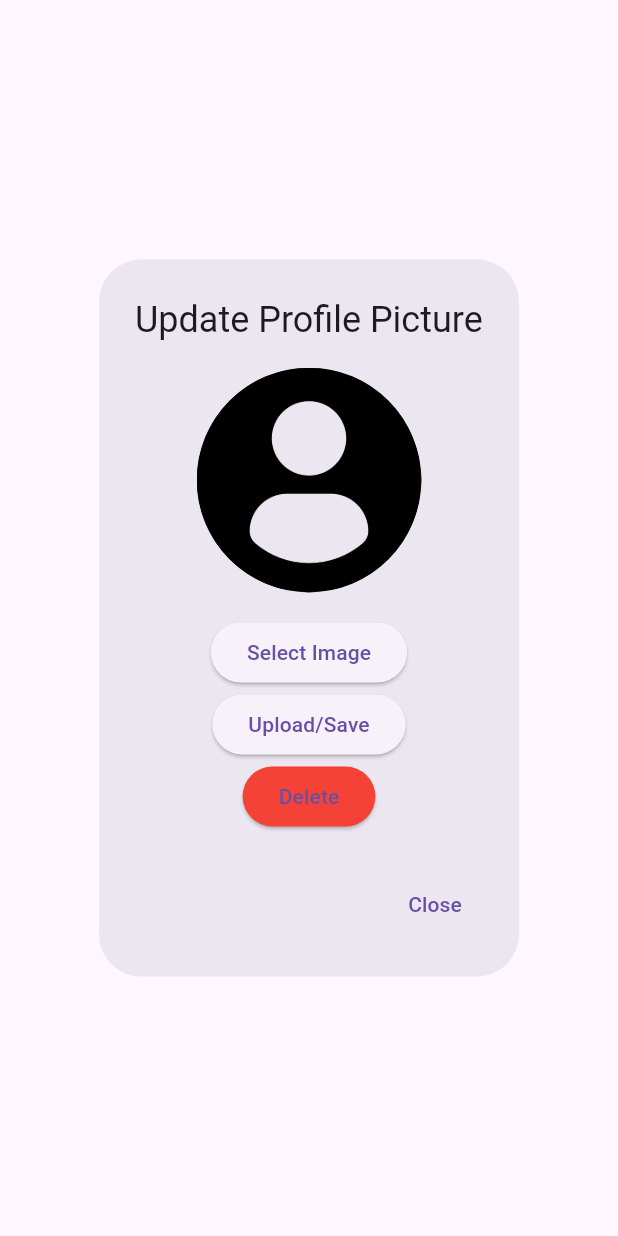
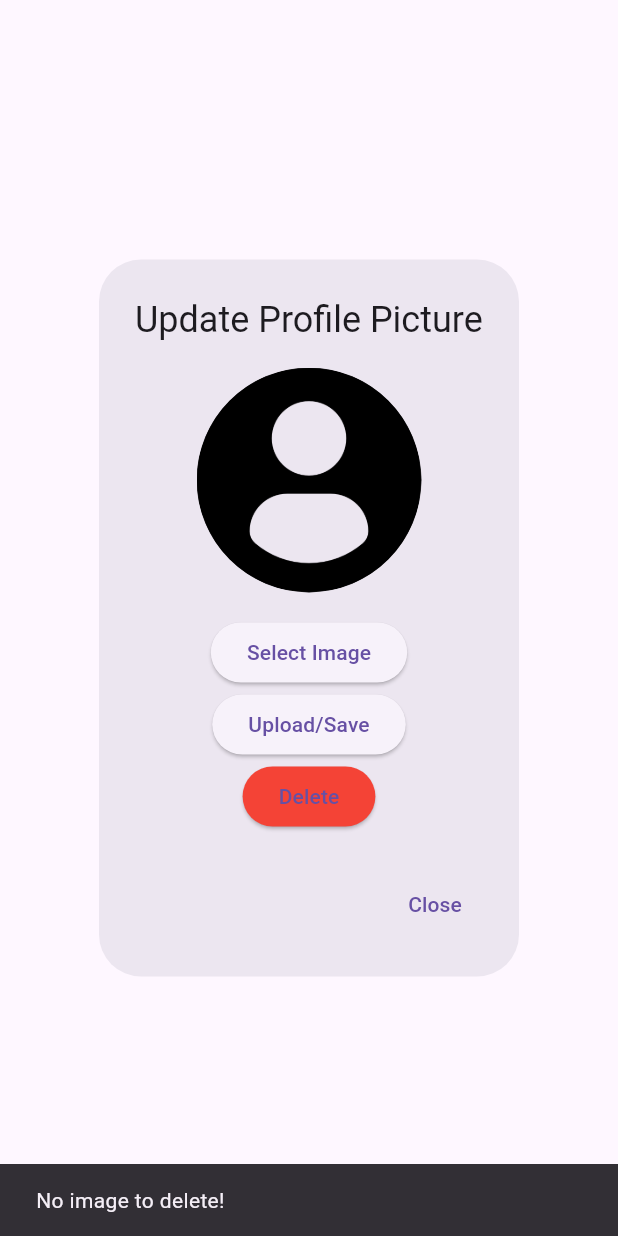
Before and after one commit to Pranavanesh-V/restaurant, a Flutter app: the ProfilePopup widget shown alone on an empty page, opened directly with empty values, after a tap on "Delete", on a phone screen of 412 x 824 dp. Run offline on Flutter 3.47's test engine with Material 3 defaults, Android fonts, the phone set to English and light mode, and no system bars; our stand-ins replace firebase_auth, firebase_core, firebase_database, firebase_storage, google_sign_in, image_picker; accounts and stored records are empty.

Commit message:
Profile page completed

```diff
--- a/lib/ProfilePopup.dart
+++ b/lib/ProfilePopup.dart
@@ -107,26 +107,40 @@ class _ProfilePopupState extends State<ProfilePopup> {
   }
 
   // Delete the current image from Firebase Storage.
+  // Delete the current image from Firebase Storage.
   Future<void> _deleteImage() async {
-    /*if (_downloadUrl == null) return;
+    if (_downloadUrl == null || _downloadUrl!.isEmpty) {
+      ScaffoldMessenger.of(context).showSnackBar(
+        const SnackBar(content: Text('No image to delete!')),
+      );
+      return;
+    }
 
     setState(() {
       _isLoading = true;
     });
 
     try {
-      // Reference to the image in Firebase Storage.
+      // Reference to the image in Firebase Storage using the download URL.
       Reference storageRef = FirebaseStorage.instance.refFromURL(_downloadUrl!);
 
-      // Delete the image.
+      // Delete the image from Firebase Storage.
       await storageRef.delete();
 
       setState(() {
-        _downloadUrl = null; // Reset to default image.
-        _selectedImageFile = null; // Remove the selected file.
+        _downloadUrl = null; // Reset the image URL.
+        _selectedImageFile = null; // Clear the selected image file.
       });
 
-      widget.onImageUpdated(''); // Notify parent to reset the profile.
+      // Update the database to remove the image reference (optional).
+      await FirebaseDatabase.instance
+          .ref()
+          .child("Users")
+          .child(widget.uid)
+          .update({'Profile value': null, 'Profile': "No"});
+
+      // Notify the parent widget.
+      widget.onImageUpdated('');
 
       ScaffoldMessenger.of(context).showSnackBar(
         const SnackBar(content: Text('Image deleted successfully!')),
@@ -139,8 +153,9 @@ class _ProfilePopupState extends State<ProfilePopup> {
       setState(() {
         _isLoading = false;
       });
-    }*/
+    }
   }
+
 
   @override
   Widget build(BuildContext context) {
```
